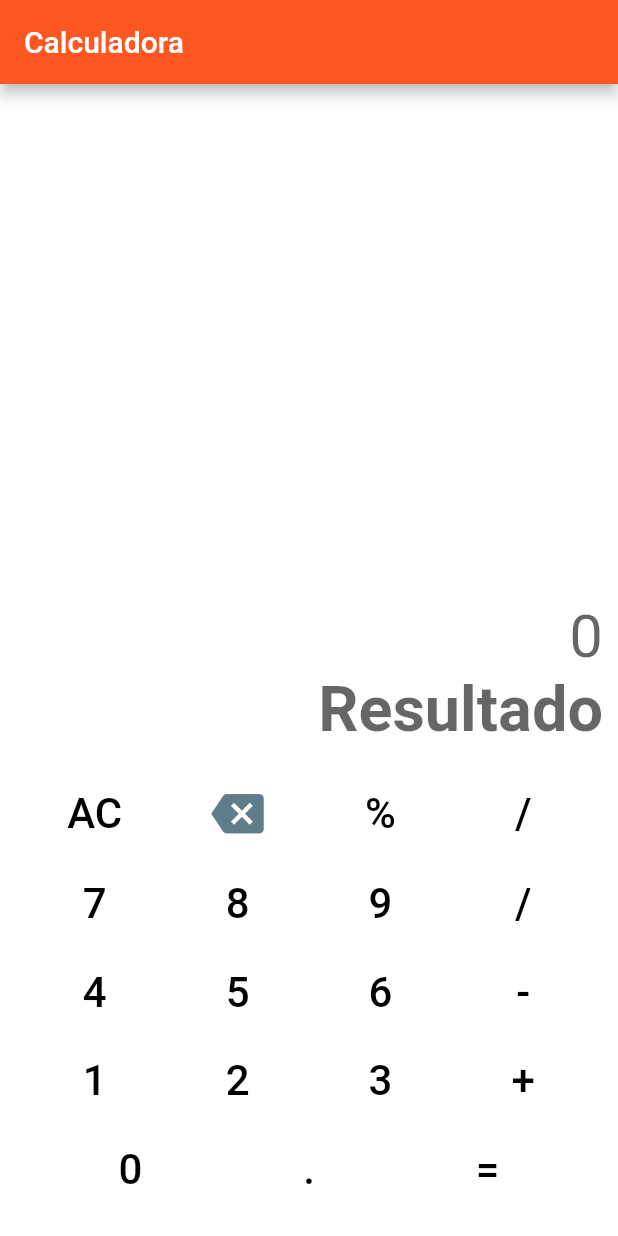
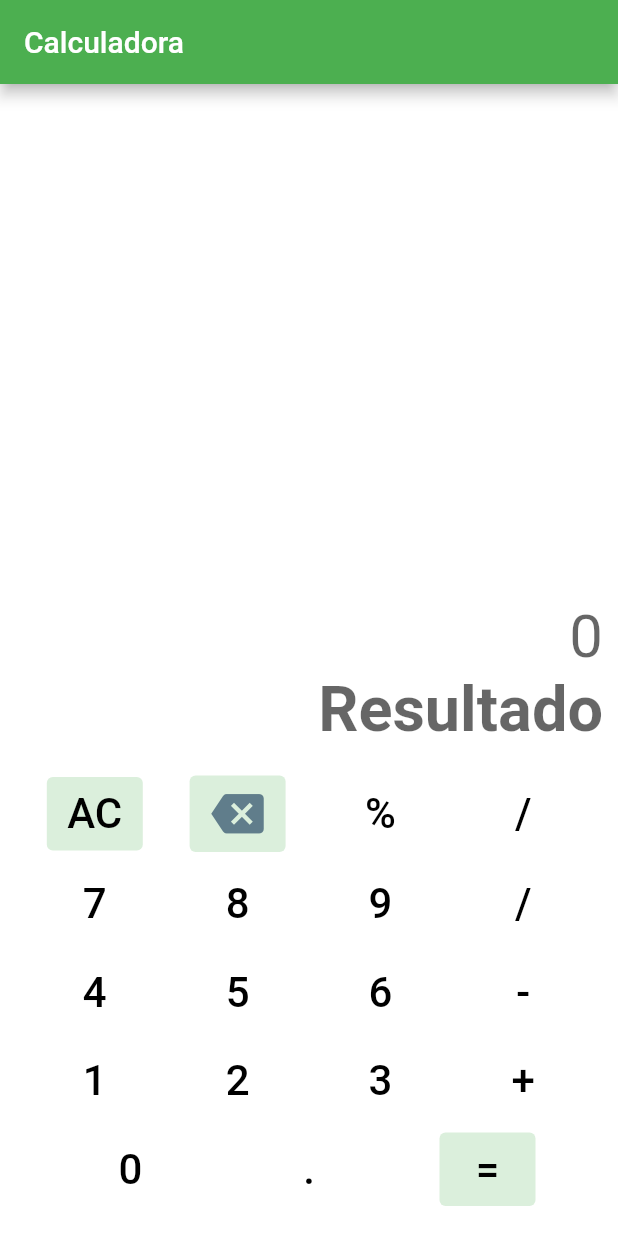
Before and after one commit to nicobenavides/calculadora_flutter, a Flutter app: the screen it shows after launch, on a phone screen of 412 x 824 dp. Run offline on Flutter 3.47's test engine with Material 2 defaults, Android fonts, the phone set to English and light mode, and no system bars; our stand-ins replace math_expressions; Roboto replaces fonts that are missing (RobotoMono).

Commit message:
Se agrega color a los botones (regresar, borrar e igual)

```diff
--- a/lib/main.dart
+++ b/lib/main.dart
@@ -12,7 +12,7 @@ class MyApp extends StatelessWidget {
     return MaterialApp(
       title: 'Calculadora',
       theme: ThemeData(
-        primarySwatch: Colors.deepOrange,
+        primarySwatch: Colors.green,
       ),
       home: MyHomePage(title: 'Calculadora'),
       debugShowCheckedModeBanner: false,
@@ -178,6 +178,13 @@ class _MyHomePageState extends State<MyHomePage> {
           style: TextStyle(
               fontSize: 28.0, color: Colors.black, fontFamily: 'RobotoMono'),
         ),
+        style: ButtonStyle(
+          backgroundColor: MaterialStateProperty.resolveWith<Color>(
+            (Set<MaterialState> states) {
+              return Theme.of(context).colorScheme.primary.withOpacity(0.2);
+            },
+          ),
+        ),
         onPressed: () {
           setState(() {
             txtEntrada.text = "";
@@ -198,6 +205,13 @@ class _MyHomePageState extends State<MyHomePage> {
               ? (txtEntrada.text.substring(0, txtEntrada.text.length - 1))
               : "";
         },
+        style: ButtonStyle(
+          backgroundColor: MaterialStateProperty.resolveWith<Color>(
+            (Set<MaterialState> states) {
+              return Theme.of(context).colorScheme.primary.withOpacity(0.2);
+            },
+          ),
+        ),
       ),
     );
   }
@@ -210,6 +224,13 @@ class _MyHomePageState extends State<MyHomePage> {
           '=',
           style: TextStyle(
               fontSize: 28.0, color: Colors.black, fontFamily: 'RobotoMono'),
+        ),
+        style: ButtonStyle(
+          backgroundColor: MaterialStateProperty.resolveWith<Color>(
+            (Set<MaterialState> states) {
+              return Theme.of(context).colorScheme.primary.withOpacity(0.2);
+            },
+          ),
         ),
         onPressed: () {
           Parser p = new Parser();
```
